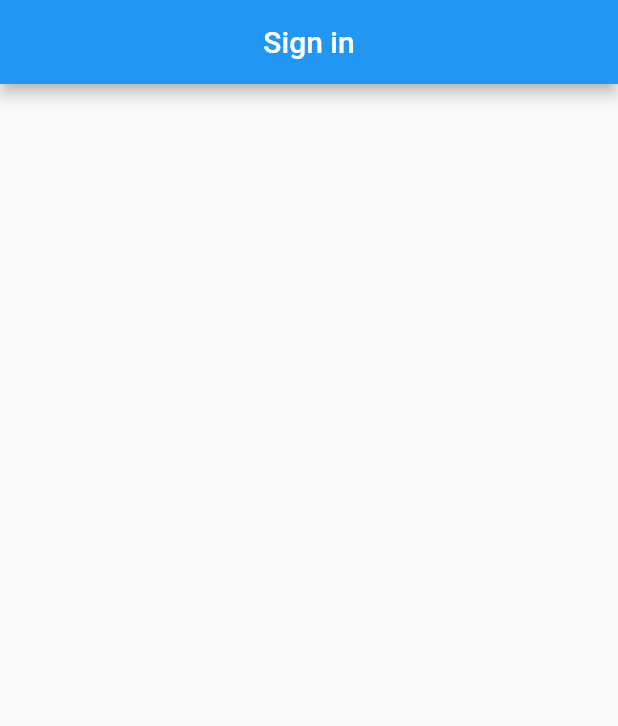
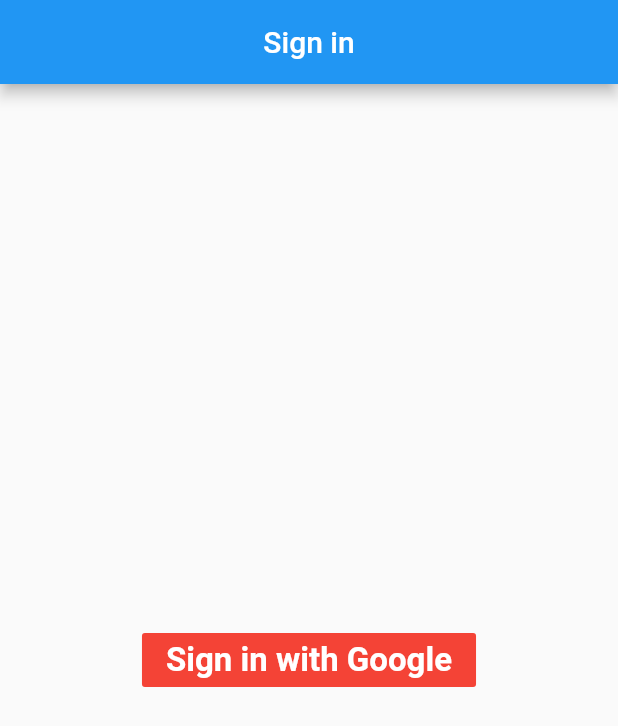
Before and after one commit to Imnmania/Flutter-Firebase-Chat, a Flutter app: the screen it shows after launch, on a phone screen of 412 x 824 dp. Shown: the top 726 px of the screen. Run offline on Flutter 3.47's test engine with Material 2 defaults, Android fonts, the phone set to English and light mode, and no system bars; our stand-ins replace cloud_firestore, firebase_auth, firebase_core, google_sign_in, shared_preferences; accounts and stored records are empty.

Commit message:
google auth signin

```diff
--- a/lib/main.dart
+++ b/lib/main.dart
@@ -1,7 +1,10 @@
+import 'package:firebase_core/firebase_core.dart';
 import 'package:flutter/material.dart';
 import 'package:flutter_chat_firebase_2/views/sign_in.dart';
 
-void main() {
+void main() async {
+  WidgetsFlutterBinding.ensureInitialized();
+  await Firebase.initializeApp();
   runApp(MyApp());
 }
 
@@ -10,7 +13,7 @@ class MyApp extends StatelessWidget {
   Widget build(BuildContext context) {
     return MaterialApp(
       debugShowCheckedModeBanner: false,
-      title: 'Flutter Demo',
+      title: 'Flutter Firebase Chat',
       home: SignIn(),
     );
   }
--- a/lib/views/sign_in.dart
+++ b/lib/views/sign_in.dart
@@ -1,4 +1,5 @@
 import 'package:flutter/material.dart';
+import 'package:flutter_chat_firebase_2/services/auth.dart';
 
 class SignIn extends StatefulWidget {
   @override
@@ -13,6 +14,22 @@ class _SignInState extends State<SignIn> {
         title: Text('Sign in'),
         centerTitle: true,
       ),
+      body: Center(
+        child: FlatButton(
+          color: Colors.red,
+          child: Text(
+            'Sign in with Google',
+            style: TextStyle(
+              color: Colors.white,
+              fontWeight: FontWeight.bold,
+              fontSize: 22,
+            ),
+          ),
+          onPressed: () {
+            AuthMethods().signInWithGoogle(context);
+          },
+        ),
+      ),
     );
   }
 }
```
Also changed, not shown: lib/services/auth.dart (+17 -0 lines), lib/services/database.dart (+7 -29 lines), 1 other file.
